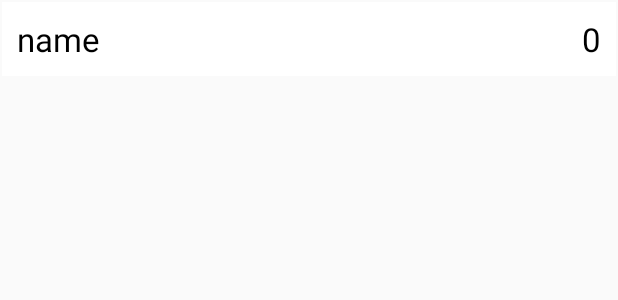
After one commit to Kanval87/MemoryTest, an Android app: the layout row_high_score.xml on its own in the app's theme, with its tools: preview values and no code run, on a phone screen of 412 x 824 dp. The commit adds this screen. Shown: the top 300 px of the screen. Run offline under Robolectric (Android 15) with nearby library versions, the phone set to English and light mode, and no system bars.

Commit message:
1. added fragment for high score

```diff
--- a/app/src/main/res/layout/fragment_game_board.xml
+++ b/app/src/main/res/layout/fragment_game_board.xml
@@ -29,6 +29,7 @@
             android:textColor="#ffffff" />
 
         <android.support.v7.widget.AppCompatButton
+            android:id="@+id/highscore"
             style="@style/Widget.AppCompat.Button.Colored"
             android:layout_width="wrap_content"
             android:layout_height="wrap_content"
--- /dev/null
+++ b/app/src/main/res/layout/row_high_score.xml
@@ -0,0 +1,28 @@
+<?xml version="1.0" encoding="utf-8"?>
+<FrameLayout xmlns:android="http://schemas.android.com/apk/res/android"
+    android:layout_width="match_parent"
+    android:layout_height="wrap_content"
+    android:layout_margin="1dp"
+    android:background="@color/whitetransparent"
+    android:orientation="horizontal"
+    android:padding="10dp">
+
+    <android.support.v7.widget.AppCompatTextView
+        android:id="@+id/name"
+        android:layout_width="wrap_content"
+        android:layout_height="wrap_content"
+        android:layout_gravity="left"
+        android:text="name"
+        android:textAppearance="?android:attr/textAppearanceLarge"
+        android:textColor="@color/black" />
+
+    <android.support.v7.widget.AppCompatTextView
+        android:id="@+id/age"
+        android:layout_width="wrap_content"
+        android:layout_height="wrap_content"
+        android:layout_gravity="right"
+        android:text="0"
+        android:textAppearance="?android:attr/textAppearanceLarge"
+        android:textColor="@color/black" />
+
+</FrameLayout>
--- a/app/src/main/res/values/colors.xml
+++ b/app/src/main/res/values/colors.xml
@@ -4,4 +4,6 @@
     <color name="colorPrimaryDark">#260000</color>
     <color name="colorAccent">#b70600</color>
     <color name="white">#ffffff</color>
+    <color name="whitetransparent">#f0ffffff</color>
+    <color name="black">#000000</color>
 </resources>
```
Also changed, not shown: app/src/main/java/com/kanvalkalra/colormemory/MainActivity.java (+7 -0 lines), app/src/main/java/com/kanvalkalra/colormemory/fragments/GameBoard.java (+9 -0 lines), app/src/main/java/com/kanvalkalra/colormemory/fragments/HighScore.java (added, +45 -0 lines), app/src/main/java/com/kanvalkalra/colormemory/fragments/adapter/HighScoreAdapter.java (added, +38 -0 lines), app/src/main/java/com/kanvalkalra/colormemory/fragments/adapter/viewholder/HighScoreViewHolder.java (added, +27 -0 lines), app/src/main/res/layout/fragment_high_score.xml (added, +15 -0 lines).
